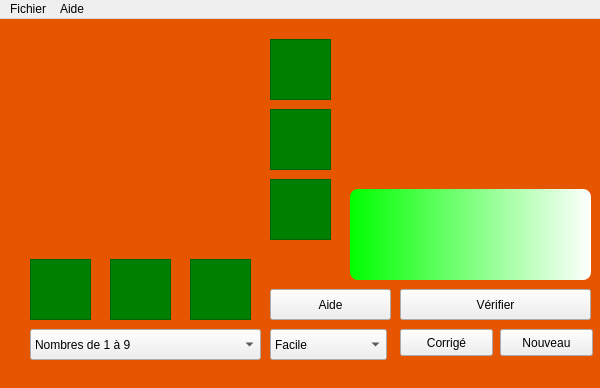
Above: mainwindow.ui from Txikilinux/leterrier-fubuki before the change. Below: the same form after it.
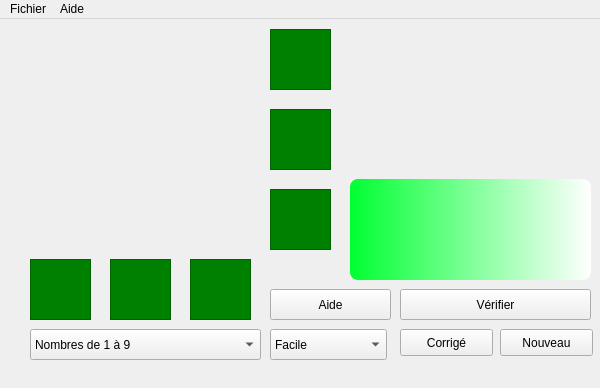
That is the form after the change. Icons and pictures are not drawn.

The edit to the form file:
```diff
--- a/mainwindow.ui
+++ b/mainwindow.ui
@@ -18,15 +18,13 @@
   </property>
   <widget class="QWidget" name="centralWidget">
    <property name="styleSheet">
-    <string notr="true">QWidget#centralWidget {	background-color: rgb(230, 85, 0);										
-											background-image: url(:/data_images/data/images/vignetteTerrierLite.png);
+    <string notr="true">QWidget#centralWidget {	background-image: url(:/data_images/data/images/fond.png);
 											background-repeat: repeat-no;
    											background-position: top right;
 }
 
 QLabel { background-color : green; color : yellow }
-QLabel#lblRegle { background-color : lightgreen; color : purple; border-radius : 8px }
-QTextEdit#tedAffiche {background-color: qlineargradient(spread:pad, x1:0, y1:0, x2:1, y2:0, stop:0 rgba(0, 255, 0, 255), stop:1 rgba(255, 255, 255, 255));
+QTextEdit#tedAffiche {background-color: qlineargradient(spread:pad, x1:0, y1:0, x2:1, y2:0, stop:0 rgba(0, 255, 50, 255), stop:1 rgba(255, 255, 255, 255));
 			border-radius : 8px; 
 			background-image: url(:/data_images/data/images/pagefold.png);
 			background-repeat: repeat-no;
@@ -48,7 +46,7 @@
     <property name="geometry">
      <rect>
       <x>30</x>
-      <y>20</y>
+      <y>10</y>
       <width>60</width>
       <height>60</height>
      </rect>
@@ -75,7 +73,7 @@
     <property name="geometry">
      <rect>
       <x>110</x>
-      <y>20</y>
+      <y>10</y>
       <width>60</width>
       <height>60</height>
      </rect>
@@ -99,7 +97,7 @@
     <property name="geometry">
      <rect>
       <x>190</x>
-      <y>20</y>
+      <y>10</y>
       <width>60</width>
       <height>60</height>
      </rect>
@@ -195,7 +193,7 @@
     <property name="geometry">
      <rect>
       <x>30</x>
-      <y>160</y>
+      <y>170</y>
       <width>60</width>
       <height>60</height>
      </rect>
@@ -219,7 +217,7 @@
     <property name="geometry">
      <rect>
       <x>110</x>
-      <y>160</y>
+      <y>170</y>
       <width>60</width>
       <height>60</height>
      </rect>
@@ -243,7 +241,7 @@
     <property name="geometry">
      <rect>
       <x>190</x>
-      <y>160</y>
+      <y>170</y>
       <width>60</width>
       <height>60</height>
      </rect>
@@ -267,7 +265,7 @@
     <property name="geometry">
      <rect>
       <x>270</x>
-      <y>20</y>
+      <y>10</y>
       <width>61</width>
       <height>61</height>
      </rect>
@@ -321,7 +319,7 @@
     <property name="geometry">
      <rect>
       <x>270</x>
-      <y>160</y>
+      <y>170</y>
       <width>61</width>
       <height>61</height>
      </rect>
@@ -429,7 +427,7 @@
     <property name="geometry">
      <rect>
       <x>360</x>
-      <y>120</y>
+      <y>110</y>
       <width>40</width>
       <height>40</height>
      </rect>
@@ -453,7 +451,7 @@
     <property name="geometry">
      <rect>
       <x>410</x>
-      <y>120</y>
+      <y>110</y>
       <width>40</width>
       <height>40</height>
      </rect>
@@ -477,7 +475,7 @@
     <property name="geometry">
      <rect>
       <x>460</x>
-      <y>120</y>
+      <y>110</y>
       <width>40</width>
       <height>40</height>
      </rect>
@@ -501,7 +499,7 @@
     <property name="geometry">
      <rect>
       <x>360</x>
-      <y>70</y>
+      <y>60</y>
       <width>40</width>
       <height>40</height>
      </rect>
@@ -525,7 +523,7 @@
     <property name="geometry">
      <rect>
       <x>410</x>
-      <y>70</y>
+      <y>60</y>
       <width>40</width>
       <height>40</height>
      </rect>
@@ -549,7 +547,7 @@
     <property name="geometry">
      <rect>
       <x>460</x>
-      <y>70</y>
+      <y>60</y>
       <width>40</width>
       <height>40</height>
      </rect>
@@ -573,7 +571,7 @@
     <property name="geometry">
      <rect>
       <x>360</x>
-      <y>20</y>
+      <y>10</y>
       <width>40</width>
       <height>40</height>
      </rect>
@@ -597,7 +595,7 @@
     <property name="geometry">
      <rect>
       <x>410</x>
-      <y>20</y>
+      <y>10</y>
       <width>40</width>
       <height>40</height>
      </rect>
@@ -621,7 +619,7 @@
     <property name="geometry">
      <rect>
       <x>460</x>
-      <y>20</y>
+      <y>10</y>
       <width>40</width>
       <height>40</height>
      </rect>
@@ -788,9 +786,9 @@
     <property name="geometry">
      <rect>
       <x>350</x>
-      <y>170</y>
+      <y>160</y>
       <width>241</width>
-      <height>91</height>
+      <height>101</height>
      </rect>
     </property>
     <property name="styleSheet">
```
